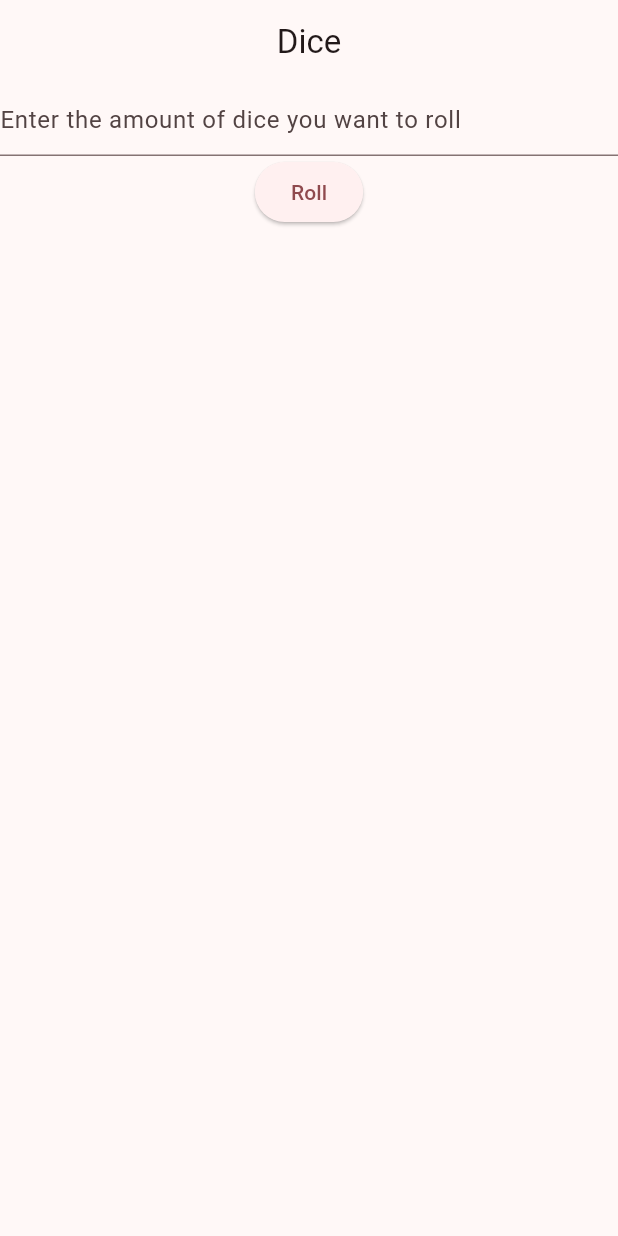
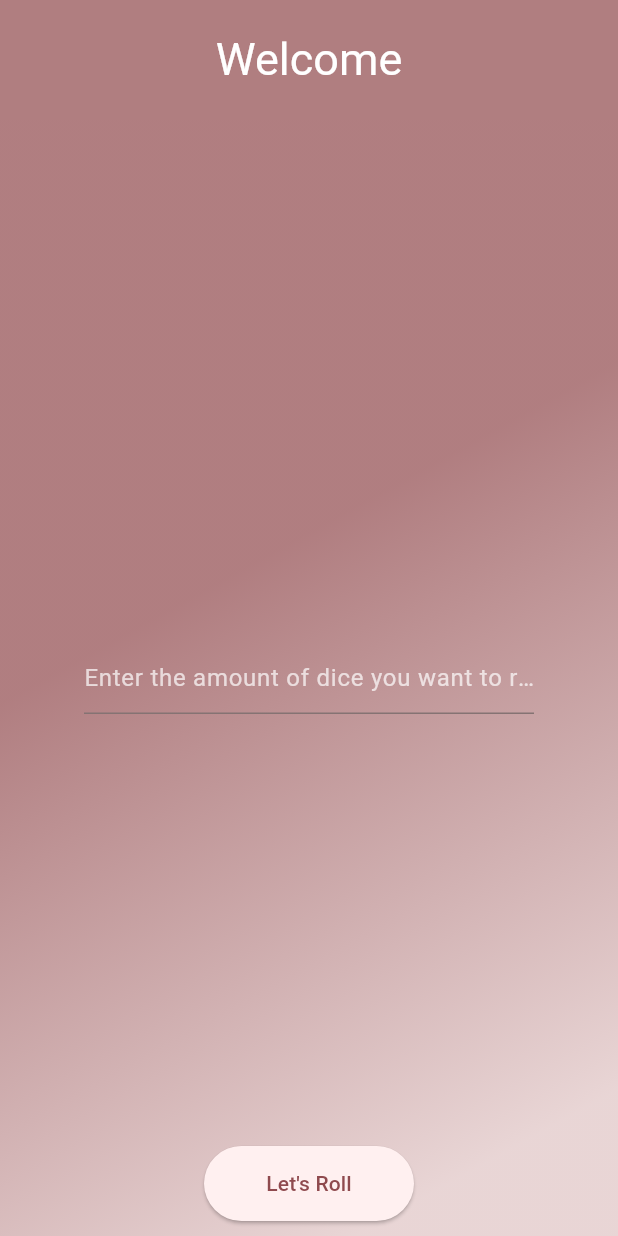
Before and after one commit to bkaltug/dice-roll-v2, a Flutter app: the screen it shows after launch, on a phone screen of 412 x 824 dp. Run offline on Flutter 3.47's test engine with Material 2 defaults, Android fonts, the phone set to English and light mode, and no system bars.

Commit message:
Styling changes

```diff
--- a/lib/screens/home_page.dart
+++ b/lib/screens/home_page.dart
@@ -4,33 +4,86 @@ import 'package:flutter/material.dart';
 class HomePage extends StatelessWidget {
   HomePage({super.key});
   final TextEditingController _controller = TextEditingController();
+  final _formkey = GlobalKey<FormState>();
 
   @override
   Widget build(BuildContext context) {
     return Scaffold(
       appBar: AppBar(
-        title: const Text("Dice"),
+        toolbarHeight: 80,
+        title: const Text("Welcome",
+            style: TextStyle(fontSize: 30, fontWeight: FontWeight.w400)),
         centerTitle: true,
+        backgroundColor: Theme.of(context).colorScheme.primary.withOpacity(0.7),
+        foregroundColor: Colors.white,
+        shadowColor: Colors.transparent,
+        automaticallyImplyLeading: false,
       ),
-      body: Column(
+      body: Form(
+        key: _formkey,
+        child: Container(
+          decoration: BoxDecoration(
+              gradient: LinearGradient(
+                  colors: [
+                    Theme.of(context).colorScheme.primary.withOpacity(0.7),
+                    Theme.of(context).colorScheme.primary.withOpacity(0.2)
+                  ],
+                  begin: Alignment.topLeft,
+                  end: Alignment.bottomRight,
+                  stops: const [0.4, 0.9])),
+          width: MediaQuery.of(context).size.width,
+          child: Stack(
             children: [
-          TextFormField(
+              Center(
+                child: TextFormField(
+                  style: const TextStyle(color: Colors.white),
                   controller: _controller,
-            decoration: const InputDecoration(
+                  validator: (value) {
+                    if (value == null || value.isEmpty) {
+                      return "Please enter a number!";
+                    }
+
+                    if (int.parse(value) < 1) {
+                      return "Please enter a number greater than 0!";
+                    }
+
+                    return null;
+                  },
+                  decoration: InputDecoration(
+                    focusedBorder: const UnderlineInputBorder(
+                      borderSide: BorderSide(color: Colors.white),
+                    ),
+                    errorStyle: const TextStyle(color: Colors.white),
+                    hintStyle: TextStyle(color: Colors.white.withOpacity(0.7)),
                     hintText: "Enter the amount of dice you want to roll",
+                    constraints: const BoxConstraints(maxWidth: 300),
                   ),
                   keyboardType: TextInputType.number,
                 ),
-          ElevatedButton(
-              onPressed: () => Navigator.of(context).push(
+              ),
+              Positioned(
+                bottom: 10,
+                left: MediaQuery.of(context).size.width / 2 - 70,
+                right: MediaQuery.of(context).size.width / 2 - 70,
+                child: ElevatedButton(
+                    style: ButtonStyle(
+                      minimumSize:
+                          MaterialStateProperty.all(const Size(100, 50)),
+                    ),
+                    onPressed: () {
+                      if (_formkey.currentState!.validate()) {
+                        Navigator.push(
+                            context,
                             MaterialPageRoute(
-                      builder: ((context) => DicePage(
-                            diceAmount: int.parse(_controller.text),
-                          )),
+                                builder: (context) => DicePage(
+                                    diceAmount: int.parse(_controller.text))));
+                      }
+                    },
+                    child: const Text("Let's Roll")),
+              ),
+            ],
           ),
         ),
-              child: const Text("Roll")),
-        ],
       ),
     );
   }
--- a/lib/widgets/dice.dart
+++ b/lib/widgets/dice.dart
@@ -22,8 +22,7 @@ class Dice extends StatelessWidget {
       duration: duration,
       child: Image.asset(
         imagePaths[random.nextInt(6)],
-        height: MediaQuery.of(context).size.height * 0.4,
-        width: MediaQuery.of(context).size.width * 0.4,
+        color: Colors.white,
       ),
     );
   }
--- a/pubspec.yaml
+++ b/pubspec.yaml
@@ -13,6 +13,7 @@ dependencies:
   flutter:
     sdk: flutter
   cupertino_icons: ^1.0.2
+  flutter_launcher_icons: ^0.13.1
 
 dev_dependencies:
   flutter_test:
@@ -28,3 +29,4 @@ flutter:
     - assets/images/dice_4.png
     - assets/images/dice_5.png
     - assets/images/dice_6.png
+    - assets/icons/launcher_icon.png
```
Also changed, not shown: lib/screens/dice_page.dart (+26 -10 lines), assets/icons/launcher_icon.png (added), pubspec.lock, 1 other file. Lines whose indentation alone changed are shown as unchanged.
